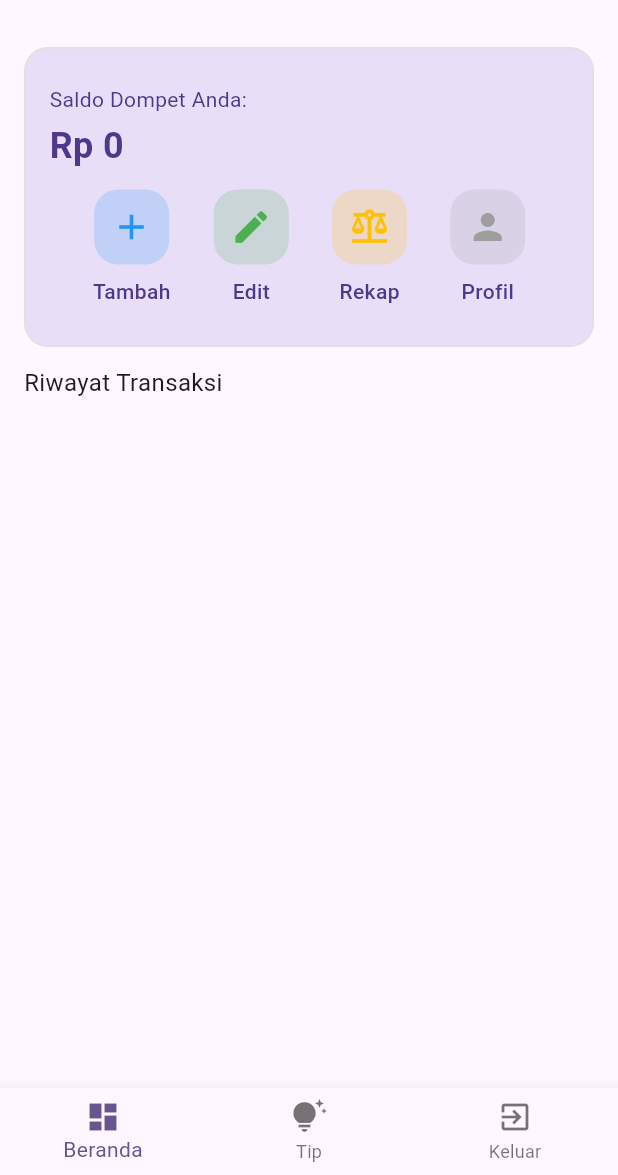
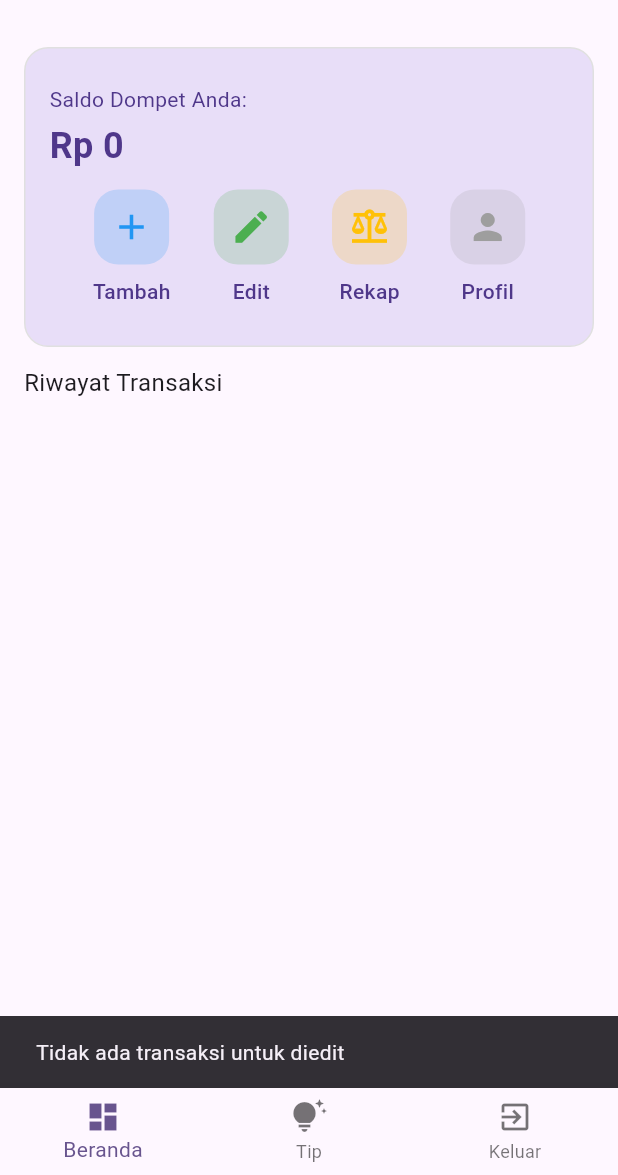
Before and after one commit to gerrybagaskoro/tugas_13_ppkdjp_mpro_b3_2025, a Flutter app: the DashboardScreen screen opened by its route, after a tap on "Edit", on a phone screen of 412 x 824 dp, the part 61-1236 px from its top. Run offline on Flutter 3.47's test engine with Material 3 defaults, Android fonts, the phone set to English and light mode, and no system bars; our stand-ins replace shared_preferences, sqflite; accounts and stored records are empty.

Commit message:
Update Day 19

```diff
--- a/lib/main.dart
+++ b/lib/main.dart
@@ -1,8 +1,10 @@
 import 'package:flutter/material.dart';
 import 'package:intl/date_symbol_data_local.dart';
 import 'package:intl/intl.dart';
+import 'package:tugas_13_laporan_keuangan_harian/models/transaction.dart';
 import 'package:tugas_13_laporan_keuangan_harian/screens/add_transaction_screen.dart';
 import 'package:tugas_13_laporan_keuangan_harian/screens/dashboard_screen.dart';
+import 'package:tugas_13_laporan_keuangan_harian/screens/edit_transaction_screen.dart';
 import 'package:tugas_13_laporan_keuangan_harian/screens/login_screen.dart';
 import 'package:tugas_13_laporan_keuangan_harian/screens/profile_screen.dart';
 import 'package:tugas_13_laporan_keuangan_harian/screens/register_screen.dart';
@@ -44,6 +46,11 @@ class MyApp extends StatelessWidget {
         '/profile_screen': (context) => ProfileScreen(),
         '/add_transaction_screen': (context) => AddTransactionScreen(),
         // '/edit_transaction_screen': (context) => EditTransactionScreen(),
+        '/edit_transaction_screen': (context) {
+          final transaksi =
+              ModalRoute.of(context)!.settings.arguments as Transaksi;
+          return EditTransactionScreen(transaksi: transaksi);
+        },
         '/report_transaction_screen': (context) => ReportTransactionScreen(),
       },
     );
--- a/lib/screens/dashboard_screen.dart
+++ b/lib/screens/dashboard_screen.dart
@@ -4,6 +4,7 @@ import 'package:flutter/material.dart';
 import 'package:tugas_13_laporan_keuangan_harian/main.dart';
 import 'package:tugas_13_laporan_keuangan_harian/models/transaction.dart';
 import 'package:tugas_13_laporan_keuangan_harian/screens/add_transaction_screen.dart';
+import 'package:tugas_13_laporan_keuangan_harian/screens/edit_transaction_screen.dart';
 import 'package:tugas_13_laporan_keuangan_harian/screens/login_screen.dart';
 import 'package:tugas_13_laporan_keuangan_harian/screens/profile_screen.dart';
 import 'package:tugas_13_laporan_keuangan_harian/screens/report_transaction_screen.dart';
@@ -20,6 +21,51 @@ class DashboardScreen extends StatefulWidget {
 }
 
 class _DashboardScreenState extends State<DashboardScreen> {
+  void _showEditOptions(BuildContext context) {
+    if (transaksiList.isEmpty) {
+      ScaffoldMessenger.of(context).showSnackBar(
+        SnackBar(content: Text('Tidak ada transaksi untuk diedit')),
+      );
+      return;
+    }
+
+    showDialog(
+      context: context,
+      builder: (BuildContext context) {
+        return AlertDialog(
+          title: Text('Pilih Transaksi untuk Diedit'),
+          content: SizedBox(
+            width: double.maxFinite,
+            height: 300,
+            child: ListView.builder(
+              itemCount: transaksiList.length,
+              itemBuilder: (context, index) {
+                final transaksi = transaksiList[index];
+                return ListTile(
+                  title: Text(transaksi.kategori),
+                  subtitle: Text(
+                    '${formatCurrency(transaksi.jumlah)} - ${transaksi.tanggal.day}/${transaksi.tanggal.month}/${transaksi.tanggal.year}',
+                  ),
+                  trailing: Icon(Icons.edit),
+                  onTap: () {
+                    Navigator.pop(context);
+                    Navigator.push(
+                      context,
+                      MaterialPageRoute(
+                        builder: (context) =>
+                            EditTransactionScreen(transaksi: transaksi),
+                      ),
+                    ).then((_) => _loadData()); // Reload data setelah kembali
+                  },
+                );
+              },
+            ),
+          ),
+        );
+      },
+    );
+  }
+
   List<Transaksi> transaksiList = [];
   double totalSaldo = 0;
 
@@ -193,10 +239,7 @@ class _DashboardScreenState extends State<DashboardScreen> {
                             icon: Icons.edit,
                             label: "Edit",
                             color: Colors.green,
-                            onTap: () => Navigator.pushNamed(
-                              context,
-                              '/edit_transaction_screen',
-                            ),
+                            onTap: () => _showEditOptions(context),
                           ),
                           actionButton(
                             icon: Icons.balance,
--- a/lib/sqflite/db_helper.dart
+++ b/lib/sqflite/db_helper.dart
@@ -28,14 +28,9 @@ class DbHelper {
           )
         ''');
       },
-      version:
-          2, // Jika Anda mengubah skema di database yang sudah ada, naikkan versi ini
+      version: 2,
     );
   }
-
-  // =======================================================
-  // == METODE UNTUK USERS (KODE LAMA ANDA)
-  // =======================================================
 
   static Future<void> registerUser(User user) async {
     final db = await databaseHelper();
@@ -81,10 +76,6 @@ class DbHelper {
     final db = await databaseHelper();
     await db.delete('users', where: 'id = ?', whereArgs: [id]);
   }
-
-  // =======================================================
-  // == c. SEMUA METODE BARU UNTUK TRANSAKSI DITAMBAHKAN DI SINI
-  // =======================================================
 
   static Future<int> addTransaksi(Transaksi transaksi) async {
     final db = await databaseHelper();
--- a/pubspec.yaml
+++ b/pubspec.yaml
@@ -33,10 +33,13 @@ dependencies:
     sdk: flutter
   intl: ^0.20.2
   lottie: ^3.3.1
+  open_file: ^3.5.10
   path: ^1.9.1
+  path_provider: ^2.1.5
+  pdf: ^3.11.3
+  printing: ^5.14.2
   shared_preferences: ^2.5.3
   sqflite: ^2.4.2
-  path_provider: ^2.1.5
 
 dev_dependencies:
   flutter_lints: ^5.0.0
```
Also changed, not shown: pubspec.lock, 5 other files.
